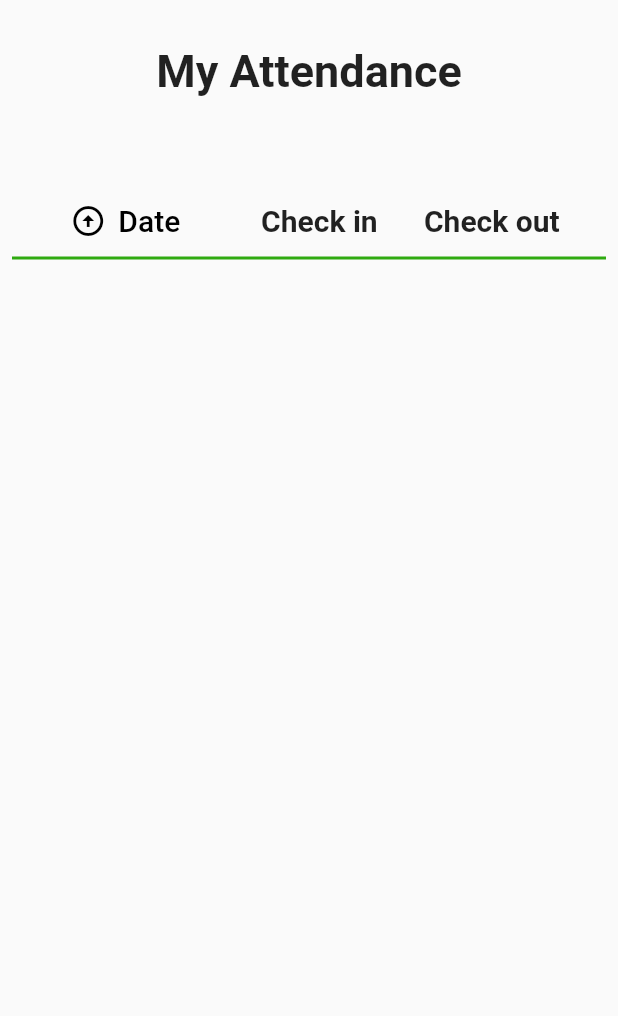
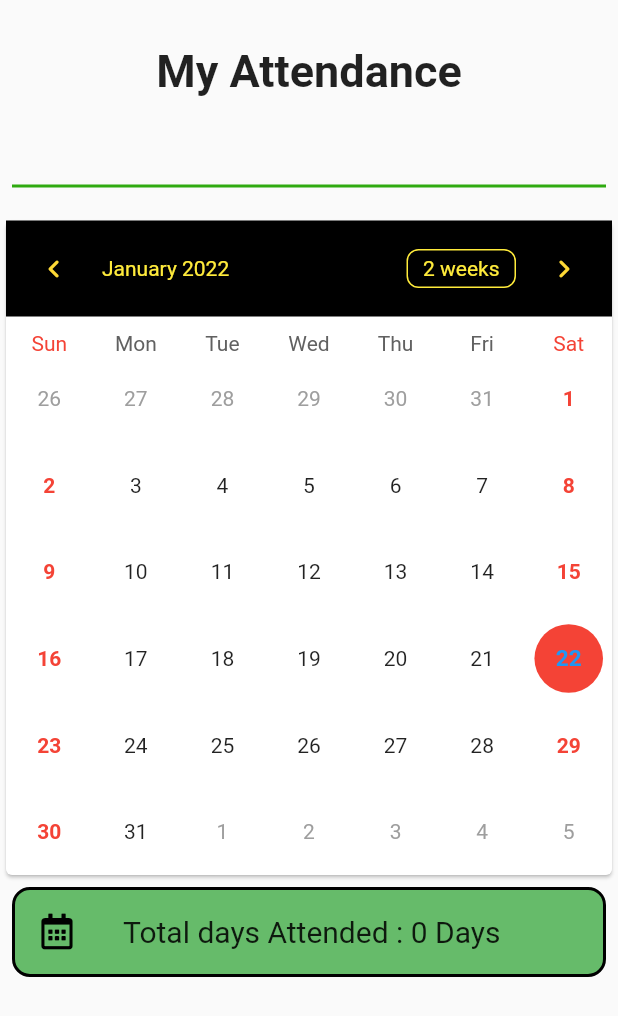
Before and after one commit to Nax-Ripper/attendance_app_flutter, a Flutter app: the AttendanceHistory screen opened directly, on a phone screen of 412 x 824 dp. Shown: the top 1016 px of the screen. Run offline on Flutter 3.47's test engine with Material 2 defaults, Android fonts, the phone set to English and light mode, and no system bars; drawn by our look-alikes of table_calendar; our stand-ins replace cloud_firestore, firebase_auth, firebase_core, firebase_storage, flutter_signin_button, flutter_slidable and 3 more; missing offline and left inert: email_auth, firebase_auth_web, firebase_core_web, flutter_phone_direct_caller, syncfusion_flutter_xlsio; accounts and stored records are empty.

Commit message:
Sprint5.2.0

```diff
--- a/lib/Employee/attendance.dart
+++ b/lib/Employee/attendance.dart
@@ -1,6 +1,10 @@
 import 'package:cloud_firestore/cloud_firestore.dart';
 import 'package:firebase_auth/firebase_auth.dart';
 import 'package:flutter/material.dart';
+import 'package:font_awesome_flutter/font_awesome_flutter.dart';
+import 'package:table_calendar/table_calendar.dart';
+
+List events = [];
 
 class AttendanceHistory extends StatefulWidget {
   const AttendanceHistory({Key? key}) : super(key: key);
@@ -10,6 +14,59 @@ class AttendanceHistory extends StatefulWidget {
 }
 
 class _AttendanceHistoryState extends State<AttendanceHistory> {
+  late Map<DateTime, List<dynamic>> _groupedEvents = Map();
+
+
+
+  var _calendarController;
+  late List<dynamic> _selectedEvents = [];
+
+  @override
+  void initState() {
+    super.initState();
+    _calendarController = CalendarController();
+    _groupedEvents = {};
+    _selectedEvents = [];
+  }
+
+  @override
+  void dispose() {
+    _calendarController.dispose();
+    super.dispose();
+  }
+
+  _getStringDate(String date, String checkout) {
+    String cinTime = date.substring(10, 16);
+    String coutTime = checkout.substring(10, 16);
+    if (date != null) {
+      print(date);
+      DateTime toDate = DateTime.parse(date);
+      print(toDate);
+
+      _groupedEvents[toDate] = events.toList();
+      _groupedEvents[toDate]!.add("Check In Time At" + cinTime);
+      _groupedEvents[toDate]!.add("Check Out Time At" + coutTime);
+
+      // _groupedEvents[DateTime.parse(date)]!.add("Attended");
+    }
+  }
+
+  // Map<DateTime, dynamic> decodeMap(Map<String, dynamic> map) {
+  //   Map<DateTime, dynamic> newMap = {};
+  //   map.forEach((key, value) {
+  //     newMap[DateTime.parse(key)] = map[key];
+  //   });
+  //   return newMap;
+  // }
+
+  // Map<String, dynamic> encodeMap(Map<DateTime, dynamic> map) {
+  //   Map<String, dynamic> newMap = {};
+  //   map.forEach((key, value) {
+  //     newMap[key.toString()] = map[key];
+  //   });
+  //   return newMap;
+  // }
+
   bool sort = true;
   String Sort = "Ascending";
   // late IconData icon = Icon(Icons.arrow_circle_up) as IconData;
@@ -44,87 +101,58 @@ class _AttendanceHistoryState extends State<AttendanceHistory> {
                             bottom: BorderSide(
                                 width: 2,
                                 color: Color.fromARGB(255, 47, 170, 16)))),
-                    child: Row(
-                      mainAxisAlignment: MainAxisAlignment.spaceEvenly,
-                      children: [
-                        TextButton.icon(
-                          label: Text(
-                            "Date",
-                            style: TextStyle(
-                              fontSize: 20,
-                            ),
-                          ),
-                          icon: icon,
-                          onPressed: () {
-                            if (sort == true) {
-                              setState(() {
-                                sort = false;
-                                Sort = "Descending";
-                                icon = Icon(Icons.arrow_circle_down);
-                              });
-                            } else if (sort == false) {
-                              setState(() {
-                                sort = true;
-                                Sort = "Ascending ";
-                                icon = Icon(Icons.arrow_circle_up);
-                              });
-                            }
-                          },
-                          style: TextButton.styleFrom(
-                              primary: Colors.black,
-                              splashFactory: NoSplash.splashFactory),
-                        ),
+                    // child: Row(
+                    //   mainAxisAlignment: MainAxisAlignment.spaceEvenly,
+                    //   children: [
+                    //     TextButton.icon(
+                    //       label: Text(
+                    //         "Date",
+                    //         style: TextStyle(
+                    //           fontSize: 20,
+                    //         ),
+                    //       ),
+                    //       icon: icon,
+                    //       onPressed: () {
+                    //         if (sort == true) {
+                    //           setState(() {
+                    //             sort = false;
+                    //             Sort = "Descending";
+                    //             icon = Icon(Icons.arrow_circle_down);
+                    //           });
+                    //         } else if (sort == false) {
+                    //           setState(() {
+                    //             sort = true;
+                    //             Sort = "Ascending ";
+                    //             icon = Icon(Icons.arrow_circle_up);
+                    //           });
+                    //         }
+                    //       },
+                    //       style: TextButton.styleFrom(
+                    //           primary: Colors.black,
+                    //           splashFactory: NoSplash.splashFactory),
+                    //     ),
 
-                        // Text("Date\n",style: TextStyle(fontSize: 20),),
-                        Padding(
-                          padding: const EdgeInsets.only(left: 15),
-                          child: Text(
-                            "Check in",
-                            style: TextStyle(
-                                fontSize: 20, fontWeight: FontWeight.bold),
-                          ),
-                        ),
-                        Text(
-                          "Check out",
-                          style: TextStyle(
-                              fontSize: 20, fontWeight: FontWeight.bold),
-                        ),
-                      ],
-                    ),
+                    //     // Text("Date\n",style: TextStyle(fontSize: 20),),
+                    //     Padding(
+                    //       padding: const EdgeInsets.only(left: 15),
+                    //       child: Text(
+                    //         "Check in",
+                    //         style: TextStyle(
+                    //             fontSize: 20, fontWeight: FontWeight.bold),
+                    //       ),
+                    //     ),
+                    //     Text(
+                    //       "Check out",
+                    //       style: TextStyle(
+                    //           fontSize: 20, fontWeight: FontWeight.bold),
+                    //     ),
+                    //   ],
+                    // ),
                   ),
                 ),
                 SizedBox(
                   height: 10,
                 ),
-
-                // Container(
-                //   child: DataTable(columns: [
-                //     DataColumn(
-                //         label: Text(
-                //       "Date",
-                //       textAlign: TextAlign.center,
-                //       style: TextStyle(fontSize: 20),
-                //     )),
-                //     DataColumn(
-                //         label: Text(
-                //       "Check in",
-                //       textAlign: TextAlign.center,
-                //       style: TextStyle(fontSize: 20),
-                //     )),
-                //     DataColumn(
-                //         label: Text(
-                //       "Check out",
-                //       textAlign: TextAlign.center,
-                //       style: TextStyle(fontSize: 20),
-                //     )),
-                //   ], rows: [
-                //     DataRow(cells: [
-                //       DataCell(Text("")),
-                //       DataCell(Text("")),
-                //       DataCell(Text(""))
-                //     ])
-                //   ]),
-                // ),
                 StreamBuilder(
                   stream: FirebaseFirestore.instance
                       .collection("Employee")
@@ -141,69 +169,123 @@ class _AttendanceHistoryState extends State<AttendanceHistory> {
                         ),
                       );
                     } else if (snapshot.hasData) {
-                      return Container(
+                      return Column(
+                        children: [
+                          Container(
                             child: Column(
                               children: snapshot.data!.docs
                                   .map((DocumentSnapshot document) {
                                 checkin = document.data()["check in"];
                                 checkout = document.data()["check out"];
-
-                            // return DataTable(columns: [
-                            //   DataColumn(
-                            //       label: Text(
-                            //     "",
-                            //   )),
-                            //   DataColumn(
-                            //       label: Text(
-                            //     "",
-                            //   )),
-                            //   DataColumn(
-                            //       label: Text(
-                            //     "",
-                            //   )),
-                            // ], rows: [
-                            //   DataRow(cells: [
-                            //     DataCell(
-                            //       formatDate(checkout),
-                            //     ),
-                            //     DataCell(formaDtate(checkin)),
-                            //     DataCell(formaDtate(checkout))
-                            //   ])
-                            // ]);
-
-
+                                _getStringDate(checkin, checkout);
                                 return Container(
-                              // decoration: BoxDecoration(
-                              //   border: Border(bottom: BorderSide(width: 2,color: Colors.yellow))
-                              // ),
                                   child: Column(
                                     children: [
-                                  Row(
-                                    mainAxisAlignment:
-                                        MainAxisAlignment.spaceAround,
-                                    children: [
-                                      Padding(
-                                        padding: EdgeInsets.only(left: 10),
-                                        child: formatDate(checkout),
-                                      ),
-                                      Padding(
-                                        padding: EdgeInsets.only(right: 20),
-                                        child: formaDtate(checkin),
-                                      ),
-                                      Padding(
-                                        padding: EdgeInsets.only(right: 30),
-                                        child: formaDtate(checkout),
-                                      ),
-                                    ],
-                                  ),
-                                  SizedBox(
-                                    height: 30,
-                                  ),
+                                      // Row(
+                                      //   mainAxisAlignment:
+                                      //       MainAxisAlignment.spaceAround,
+                                      //   children: [
+                                      //     Padding(
+                                      //       padding: EdgeInsets.only(left: 10),
+                                      //       child: formatDate(checkout),
+                                      //     ),
+                                      //     Padding(
+                                      //       padding: EdgeInsets.only(right: 20),
+                                      //       child: formaDtate(checkin),
+                                      //     ),
+                                      //     Padding(
+                                      //       padding: EdgeInsets.only(right: 30),
+                                      //       child: formaDtate(checkout),
+                                      //     ),
+                                      //   ],
+                                      // ),
+                                      // SizedBox(
+                                      //   height: 10,
+                                      // ),
                                     ],
                                   ),
                                 );
                               }).toList(),
                             ),
+                          ),
+                          Card(
+                            child: TableCalendar(
+                              calendarStyle: CalendarStyle(
+                                  markersColor: Colors.green,
+                                  markersMaxAmount: 1,
+                                  cellMargin: EdgeInsets.all(8),
+                                  todayColor: Colors.purple,
+                                  weekendStyle: TextStyle(
+                                      color: Colors.red,
+                                      fontWeight: FontWeight.bold),
+                                  selectedColor: Colors.red,
+                                  selectedStyle: TextStyle(
+                                      color: Colors.blue,
+                                      fontWeight: FontWeight.bold,
+                                      fontSize: 15),
+                                  eventDayStyle: TextStyle(
+                                      decorationColor: Colors.greenAccent[700],
+                                      fontWeight: FontWeight.bold,
+                                      fontSize: 17)),
+                              events: _groupedEvents,
+                              calendarController: _calendarController,
+                              onDaySelected: (day, events, holidays) {
+                                setState(() {
+                                  _selectedEvents = events;
+                                });
+                              },
+                              headerStyle: HeaderStyle(
+                                  decoration:
+                                      const BoxDecoration(color: Colors.black),
+                                  headerMargin:
+                                      const EdgeInsets.only(bottom: 10),
+                                  titleTextStyle:
+                                      const TextStyle(color: Colors.yellow),
+                                  formatButtonDecoration: BoxDecoration(
+                                    border: Border.all(color: Colors.yellow),
+                                    borderRadius: BorderRadius.circular(8),
+                                  ),
+                                  formatButtonTextStyle:
+                                      const TextStyle(color: Colors.yellow),
+                                  leftChevronIcon: Icon(
+                                    Icons.chevron_left_rounded,
+                                    color: Colors.yellow[600],
+                                  ),
+                                  rightChevronIcon: Icon(
+                                    Icons.chevron_right_rounded,
+                                    color: Colors.yellow[600],
+                                  )),
+                            ),
+                          ),
+                          ..._selectedEvents.map((event) => Container(
+                              decoration: BoxDecoration(
+                                border: Border.all(width: 2),
+                                color: Colors.green[400],
+                                borderRadius: BorderRadius.circular(12.0),
+                              ),
+                              margin: const EdgeInsets.symmetric(
+                                  horizontal: 8.0, vertical: 4.0),
+                              child: ListTile(
+                                leading: Icon(FontAwesomeIcons.solidClock ,color: Colors.black,) ,
+                                title: Text(event,
+                                 style: TextStyle(fontSize: 20),
+
+                                        ),
+                              ))),
+                          Container(
+                              decoration: BoxDecoration(
+                                border: Border.all(width: 2),
+                                color: Colors.green[400],
+                                borderRadius: BorderRadius.circular(12.0),
+                              ),
+                              margin: const EdgeInsets.symmetric(
+                                  horizontal: 8.0, vertical: 4.0),
+                              child: ListTile(
+                                leading: Icon(FontAwesomeIcons.calendarAlt,color: Colors.black,),
+                                title: Text("Total days Attended : ${_groupedEvents.length} Days",
+                                    style: TextStyle(fontSize: 20),
+                              )))
+                        ],
                       );
                     }
 
--- a/pubspec.yaml
+++ b/pubspec.yaml
@@ -49,6 +49,7 @@ dependencies:
   path_provider: ^2.0.8
   flutter_speed_dial: ^5.0.0+1
   open_file: ^3.2.1
+  table_calendar: ^2.3.3
   # image_picker: ^0.6.7+22
 
 
```
Also changed, not shown: pubspec.lock. Lines whose indentation alone changed are shown as unchanged.
